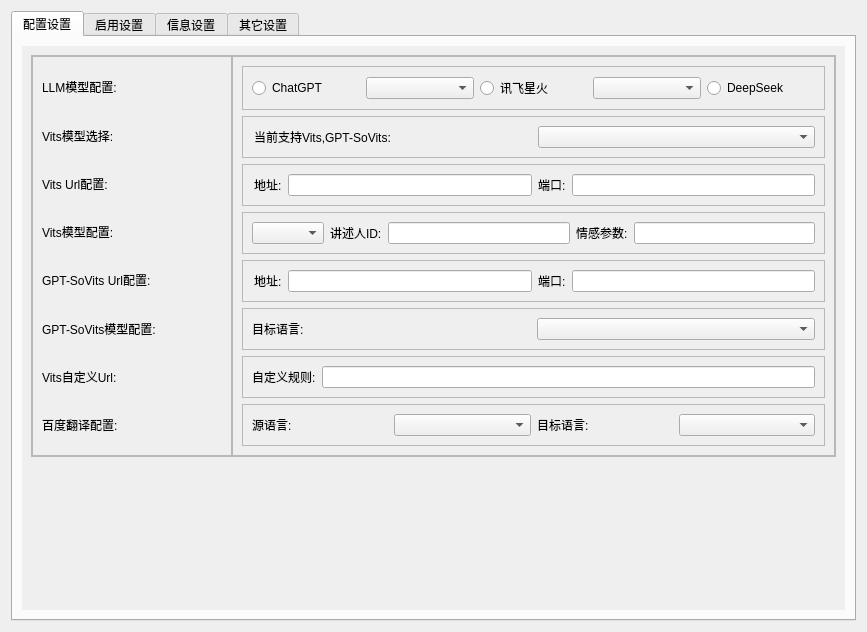
This is LogGpt/setdialogwidget.ui in log159/LogChat as Qt 5 draws it before an edit. The edited form follows.
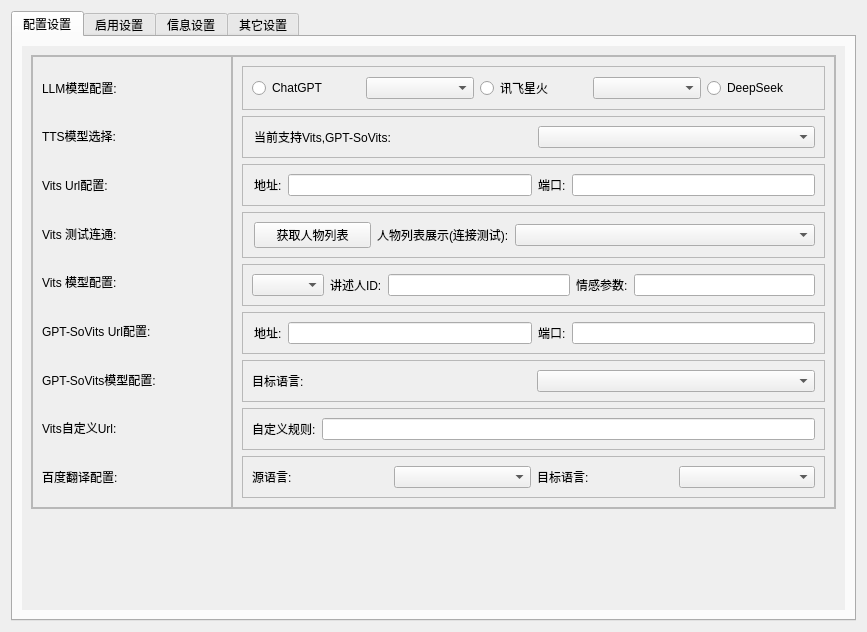
This is the edited form.

Commit message: [feat]:增加对vits-simple-api获取人物列表的功能

Diff of the .ui file:
```diff
--- a/LogGpt/setdialogwidget.ui
+++ b/LogGpt/setdialogwidget.ui
@@ -55,7 +55,7 @@
            <rect>
             <x>0</x>
             <y>0</y>
-            <width>819</width>
+            <width>859</width>
             <height>556</height>
            </rect>
           </property>
@@ -115,7 +115,7 @@
                  <item>
                   <widget class="QLabel" name="label_vits_select">
                    <property name="text">
-                    <string>Vits模型选择:</string>
+                    <string>TTS模型选择:</string>
                    </property>
                   </widget>
                  </item>
@@ -126,10 +126,17 @@
                    </property>
                   </widget>
                  </item>
+                 <item>
+                  <widget class="QLabel" name="label_vits_connect">
+                   <property name="text">
+                    <string>Vits 测试连通:</string>
+                   </property>
+                  </widget>
+                 </item>
                  <item>
                   <widget class="QLabel" name="label_vits_set">
                    <property name="text">
-                    <string>Vits模型配置:</string>
+                    <string>Vits 模型配置:</string>
                    </property>
                   </widget>
                  </item>
@@ -272,6 +279,45 @@
                    </layout>
                   </widget>
                  </item>
+                 <item>
+                  <widget class="QFrame" name="frame_vits_4">
+                   <property name="frameShape">
+                    <enum>QFrame::StyledPanel</enum>
+                   </property>
+                   <property name="frameShadow">
+                    <enum>QFrame::Raised</enum>
+                   </property>
+                   <layout class="QHBoxLayout" name="horizontalLayout_20">
+                    <property name="leftMargin">
+                     <number>11</number>
+                    </property>
+                    <item>
+                     <widget class="QPushButton" name="pushButton_getspeakers">
+                      <property name="text">
+                       <string>获取人物列表</string>
+                      </property>
+                     </widget>
+                    </item>
+                    <item>
+                     <widget class="QLabel" name="label_vits_speakers">
+                      <property name="text">
+                       <string>人物列表展示(连接测试):</string>
+                      </property>
+                     </widget>
+                    </item>
+                    <item>
+                     <widget class="QComboBox" name="comboBox_vitsspeakers">
+                      <property name="minimumSize">
+                       <size>
+                        <width>300</width>
+                        <height>0</height>
+                       </size>
+                      </property>
+                     </widget>
+                    </item>
+                   </layout>
+                  </widget>
+                 </item>
                  <item>
                   <widget class="QFrame" name="frame_vits_select">
                    <property name="frameShape">
```
The commit also changes 9 other files.
